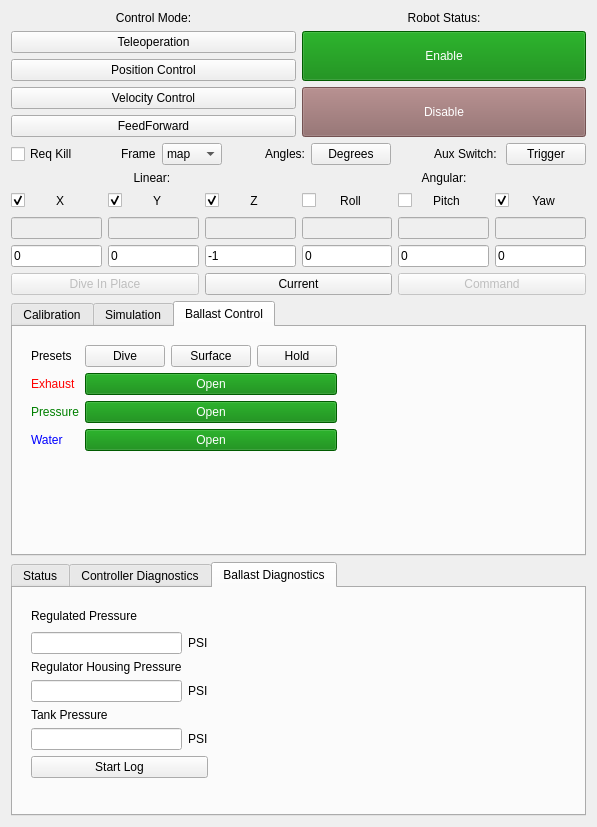
Old version of the form mercury_rviz/mercury_rviz/src/ControlPanel.ui in the repository osu-uwrt/mercury_gui.
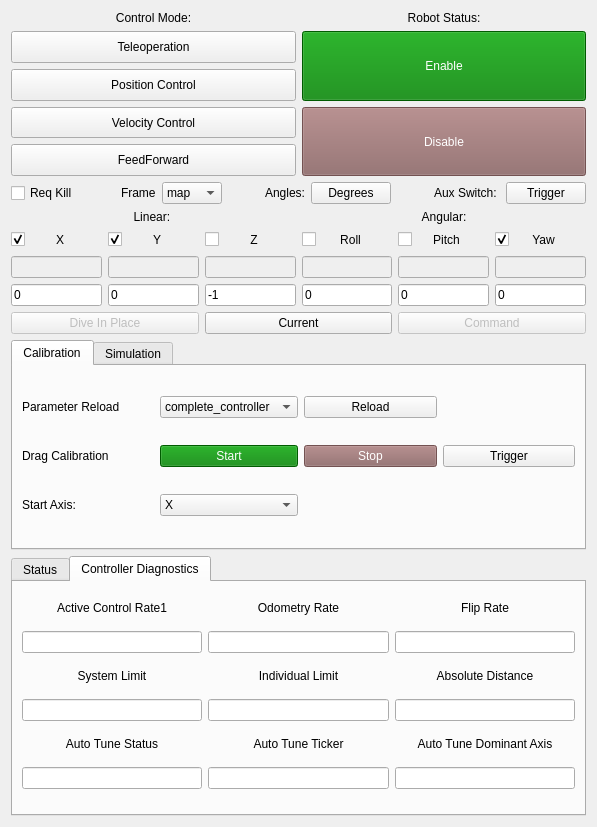
New version of the form. The open tabs and pages were chosen to show the change. Icons and pictures are not drawn.

```diff
--- a/mercury_rviz/mercury_rviz/src/ControlPanel.ui
+++ b/mercury_rviz/mercury_rviz/src/ControlPanel.ui
@@ -66,8 +66,8 @@
        <rect>
         <x>0</x>
         <y>0</y>
-        <width>565</width>
-        <height>836</height>
+        <width>579</width>
+        <height>809</height>
        </rect>
       </property>
       <property name="sizePolicy">
@@ -518,7 +518,7 @@
                 <string/>
                </property>
                <property name="checked">
-                <bool>true</bool>
+                <bool>false</bool>
                </property>
               </widget>
              </item>
@@ -1333,151 +1333,6 @@
            </item>
           </layout>
          </widget>
-         <widget class="QWidget" name="BallastControl">
-          <property name="enabled">
-           <bool>true</bool>
-          </property>
-          <attribute name="title">
-           <string>Ballast Control</string>
-          </attribute>
-          <layout class="QGridLayout" name="gridLayout_8">
-           <item row="1" column="0">
-            <spacer name="verticalSpacer">
-             <property name="orientation">
-              <enum>Qt::Vertical</enum>
-             </property>
-             <property name="sizeHint" stdset="0">
-              <size>
-               <width>20</width>
-               <height>90</height>
-              </size>
-             </property>
-            </spacer>
-           </item>
-           <item row="0" column="0">
-            <widget class="QWidget" name="widget_2" native="true">
-             <layout class="QGridLayout" name="gridLayout_7">
-              <item row="0" column="1">
-               <widget class="QPushButton" name="bstCmdDive">
-                <property name="text">
-                 <string>Dive</string>
-                </property>
-               </widget>
-              </item>
-              <item row="2" column="1" colspan="3">
-               <widget class="QPushButton" name="bstPressureToggle">
-                <property name="styleSheet">
-                 <string notr="true">QPushButton {color: white; background: green;}
-QPushButton:!enabled{color: white; background: rgb(100, 130, 110);}</string>
-                </property>
-                <property name="text">
-                 <string>Open</string>
-                </property>
-               </widget>
-              </item>
-              <item row="3" column="0">
-               <widget class="QLabel" name="label_38">
-                <property name="styleSheet">
-                 <string notr="true">color: blue</string>
-                </property>
-                <property name="text">
-                 <string>Water</string>
-                </property>
-               </widget>
-              </item>
-              <item row="1" column="0">
-               <widget class="QLabel" name="label_36">
-                <property name="styleSheet">
-                 <string notr="true">color: red</string>
-                </property>
-                <property name="text">
-                 <string>Exhaust</string>
-                </property>
-               </widget>
-              </item>
-              <item row="1" column="1" colspan="3">
-               <widget class="QPushButton" name="bstExaustToggle">
-                <property name="styleSheet">
-                 <string notr="true">QPushButton {color: white; background: green;}
-QPushButton:!enabled{color: white; background: rgb(100, 130, 110);}</string>
-                </property>
-                <property name="text">
-                 <string>Open</string>
-                </property>
-               </widget>
-              </item>
-              <item row="2" column="0">
-               <widget class="QLabel" name="label_37">
-                <property name="styleSheet">
-                 <string notr="true">color: green</string>
-                </property>
-                <property name="text">
-                 <string>Pressure</string>
-                </property>
-               </widget>
-              </item>
-              <item row="0" column="2">
-               <widget class="QPushButton" name="bstCmdSurface">
-                <property name="text">
-                 <string>Surface</string>
-                </property>
-               </widget>
-              </item>
-              <item row="3" column="1" colspan="3">
-               <widget class="QPushButton" name="bstWaterToggle">
-                <property name="styleSheet">
-                 <string notr="true">QPushButton {color: white; background: green;}
-QPushButton:!enabled{color: white; background: rgb(100, 130, 110);}</string>
-                </property>
-                <property name="text">
-                 <string>Open</string>
-                </property>
-               </widget>
-              </item>
-              <item row="0" column="3">
-               <widget class="QPushButton" name="bstCmdHold">
-                <property name="text">
-                 <string>Hold</string>
-                </property>
-               </widget>
-              </item>
-              <item row="0" column="0">
-               <widget class="QLabel" name="label_39">
-                <property name="text">
-                 <string>Presets</string>
-                </property>
-               </widget>
-              </item>
-             </layout>
-            </widget>
-           </item>
-           <item row="0" column="1" rowspan="2">
-            <widget class="QLabel" name="diagramLabel">
-             <property name="sizePolicy">
-              <sizepolicy hsizetype="Ignored" vsizetype="Ignored">
-               <horstretch>0</horstretch>
-               <verstretch>0</verstretch>
-              </sizepolicy>
-             </property>
-             <property name="text">
-              <string/>
-             </property>
-             <property name="pixmap">
-              <pixmap>ballast.svg</pixmap>
-             </property>
-             <property name="scaledContents">
-              <bool>true</bool>
-             </property>
-             <property name="alignment">
-              <set>Qt::AlignCenter</set>
-             </property>
-             <property name="wordWrap">
-              <bool>false</bool>
-             </property>
-            </widget>
-           </item>
-          </layout>
-         </widget>
         </widget>
        </item>
        <item>
@@ -1504,7 +1359,7 @@
           </size>
          </property>
          <property name="currentIndex">
-          <number>2</number>
+          <number>1</number>
          </property>
          <widget class="QWidget" name="Status">
           <attribute name="title">
@@ -1741,124 +1596,6 @@
            </item>
           </layout>
          </widget>
-         <widget class="QWidget" name="tab">
-          <attribute name="title">
-           <string>Ballast Diagnostics</string>
-          </attribute>
-          <layout class="QVBoxLayout" name="verticalLayout_5">
-           <item>
-            <widget class="QWidget" name="widget_3" native="true">
-             <layout class="QGridLayout" name="gridLayout_9">
-              <item row="0" column="2">
-               <spacer name="horizontalSpacer_10">
-                <property name="orientation">
-                 <enum>Qt::Horizontal</enum>
-                </property>
-                <property name="sizeHint" stdset="0">
-                 <size>
-                  <width>40</width>
-                  <height>20</height>
-                 </size>
-                </property>
-               </spacer>
-              </item>
-              <item row="5" column="0">
-               <widget class="QLabel" name="label_42">
-                <property name="text">
-                 <string>Tank Pressure</string>
-                </property>
-               </widget>
-              </item>
-              <item row="0" column="0">
-               <widget class="QLabel" name="label_40">
-                <property name="text">
-                 <string>Regulated Pressure</string>
-                </property>
-               </widget>
-              </item>
-              <item row="4" column="0">
-               <widget class="QLineEdit" name="regHousingPressure">
-                <property name="sizePolicy">
-                 <sizepolicy hsizetype="Minimum" vsizetype="Fixed">
-                  <horstretch>0</horstretch>
-                  <verstretch>0</verstretch>
-                 </sizepolicy>
-                </property>
-               </widget>
-              </item>
-              <item row="6" column="1">
-               <widget class="QLabel" name="label_45">
-                <property name="text">
-                 <string>PSI</string>
-                </property>
-               </widget>
-              </item>
-              <item row="6" column="0">
-               <widget class="QLineEdit" name="tankPressure">
-                <property name="sizePolicy">
-                 <sizepolicy hsizetype="Minimum" vsizetype="Fixed">
-                  <horstretch>0</horstretch>
-                  <verstretch>0</verstretch>
-                 </sizepolicy>
-                </property>
-               </widget>
-              </item>
-              <item row="2" column="1">
-               <widget class="QLabel" name="label_43">
-                <property name="text">
-                 <string>PSI</string>
-                </property>
-               </widget>
-              </item>
-              <item row="3" column="0">
-               <widget class="QLabel" name="label_41">
-                <property name="text">
-                 <string>Regulator Housing Pressure</string>
-                </property>
-               </widget>
-              </item>
-              <item row="4" column="1">
-               <widget class="QLabel" name="label_44">
-                <property name="text">
-                 <string>PSI</string>
-                </property>
-               </widget>
-              </item>
-              <item row="2" column="0">
-               <widget class="QLineEdit" name="regulatedPressure">
-                <property name="sizePolicy">
-                 <sizepolicy hsizetype="Minimum" vsizetype="Fixed">
-                  <horstretch>0</horstretch>
-                  <verstretch>0</verstretch>
-                 </sizepolicy>
-                </property>
-               </widget>
-              </item>
-              <item row="7" column="0" colspan="2">
-               <widget class="QPushButton" name="ballastLogButton">
-                <property name="text">
-                 <string>Start Log</string>
-                </property>
-               </widget>
-              </item>
-             </layout>
-            </widget>
-           </item>
-           <item>
-            <spacer name="verticalSpacer_2">
-             <property name="orientation">
-              <enum>Qt::Vertical</enum>
-             </property>
-             <property name="sizeHint" stdset="0">
-              <size>
-               <width>20</width>
-               <height>21</height>
-              </size>
-             </property>
-            </spacer>
-           </item>
-          </layout>
-         </widget>
         </widget>
        </item>
       </layout>
```
